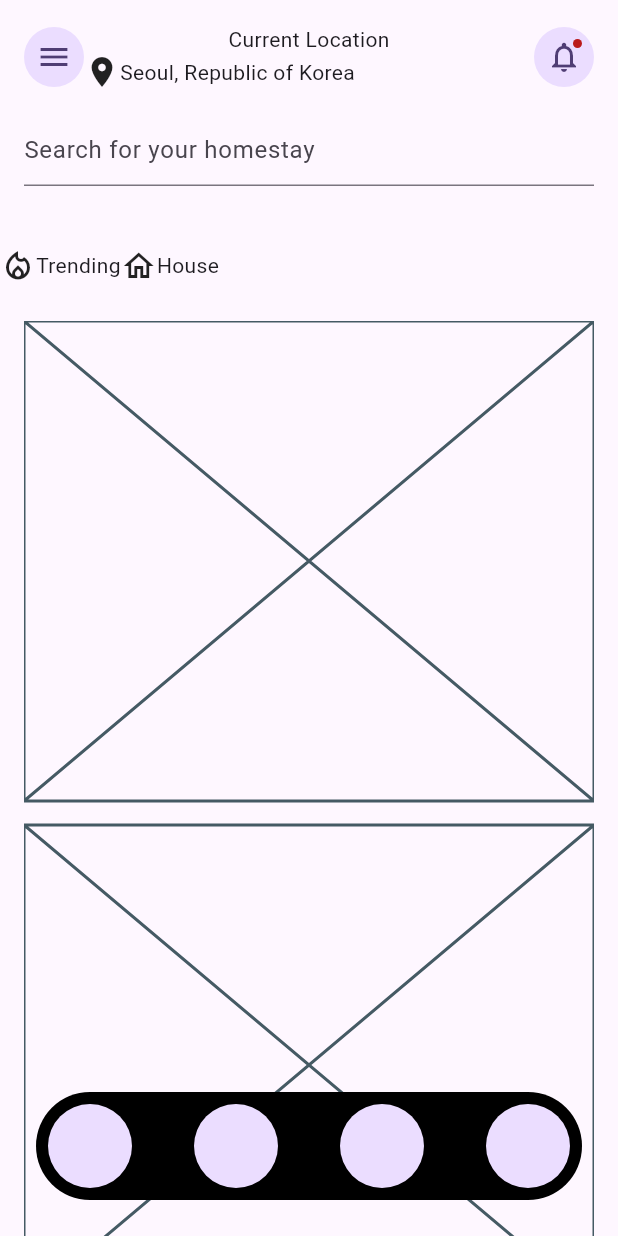
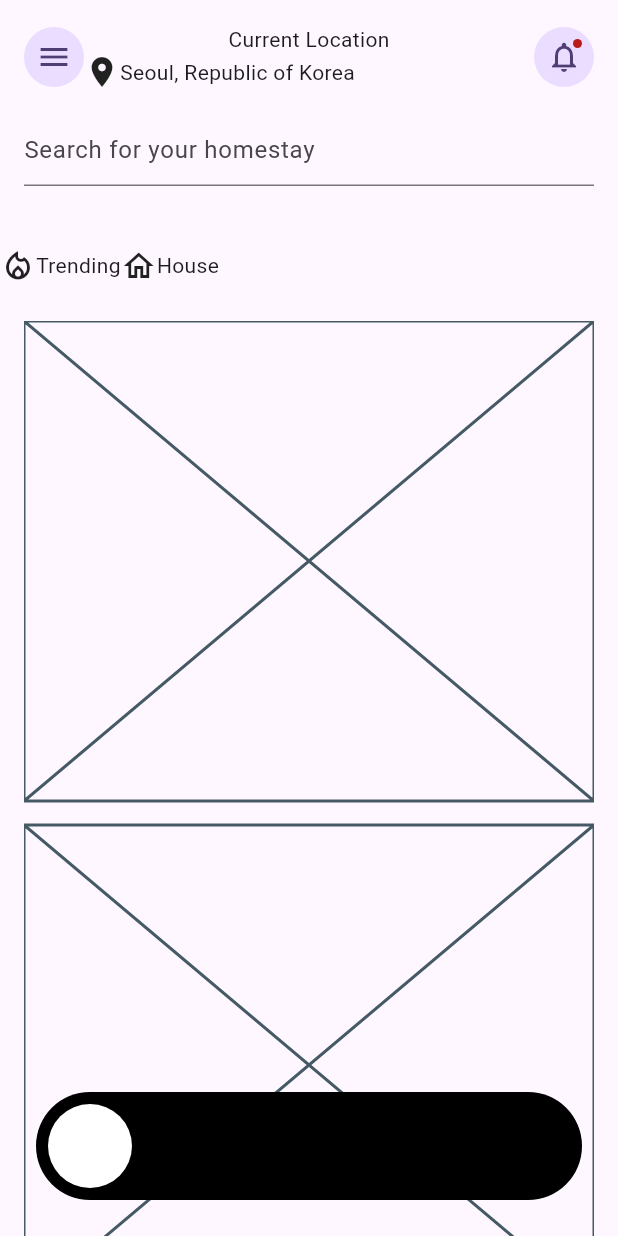
Before and after one commit to JAICHANGPARK/flutter_notebook_chapter_36, a Flutter app: the RealEstate2HomePage screen opened directly, on a phone screen of 412 x 824 dp. Run offline on Flutter 3.47's test engine with Material 3 defaults, Android fonts, the phone set to English and light mode, and no system bars; our stand-ins replace gap, google_fonts.

Commit message:
Update real_estate_2_home_page.dart

```diff
--- a/lib/ep1836_real_estate_app/views/real_estate_2_home_page.dart
+++ b/lib/ep1836_real_estate_app/views/real_estate_2_home_page.dart
@@ -9,7 +9,6 @@ class RealEstate2HomePage extends StatefulWidget {
 }
 
 class _RealEstate2HomePageState extends State<RealEstate2HomePage> {
-
   int pageIndex = 0;
 
   @override
@@ -125,43 +124,45 @@ class _RealEstate2HomePageState extends State<RealEstate2HomePage> {
                   mainAxisAlignment: MainAxisAlignment.spaceBetween,
                   children: [
                     InkWell(
-                      onTap: (){
+                      onTap: () {
                         setState(() {
                           pageIndex = 0;
                         });
                       },
                       child: CircleAvatar(
                         radius: 28,
+                        backgroundColor: pageIndex == 0 ? Colors.white : Colors.transparent,
                       ),
                     ),
                     InkWell(
-                      onTap: (){
+                      onTap: () {
                         setState(() {
                           pageIndex = 1;
                         });
                       },
                       child: CircleAvatar(
                         radius: 28,
+                        backgroundColor: pageIndex == 1 ? Colors.white : Colors.transparent,
                       ),
                     ),
                     InkWell(
-                      onTap: (){
+                      onTap: () {
                         setState(() {
                           pageIndex = 2;
                         });
                       },
                       child: CircleAvatar(
-                        radius: 28,
+                        radius: 28,backgroundColor: pageIndex ==2 ? Colors.white : Colors.transparent,
                       ),
                     ),
                     InkWell(
-                      onTap: (){
+                      onTap: () {
                         setState(() {
                           pageIndex = 3;
                         });
                       },
                       child: CircleAvatar(
-                        radius: 28,
+                        radius: 28,backgroundColor: pageIndex == 3 ? Colors.white : Colors.transparent,
                       ),
                     ),
                   ],
```
